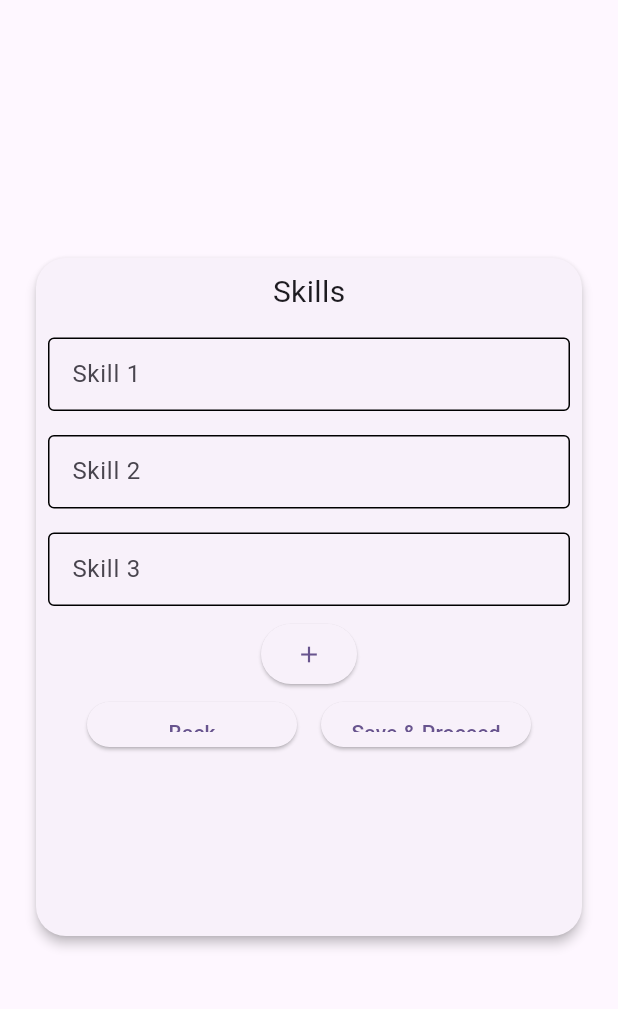
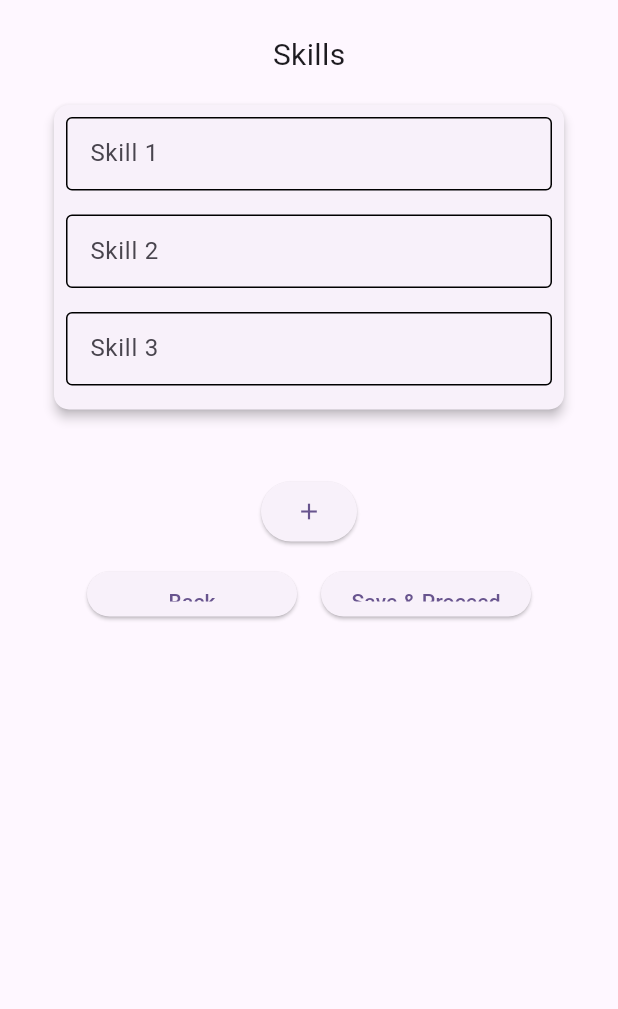
Before and after one commit to COS301-SE-2023/AI-CV-Generator, a Flutter app: the SkillsForm screen opened directly, on a phone screen of 412 x 824 dp, the part 63-1072 px from its top. Run offline on Flutter 3.47's test engine with Material 2 defaults, Android fonts, the phone set to English and light mode, and no system bars.

Commit message:
Update skills.dart

```diff
--- a/fe/lib/pages/skills.dart
+++ b/fe/lib/pages/skills.dart
@@ -37,31 +37,6 @@ class _SkillsFormState extends State<SkillsForm> {
   TextEditingController skill4 = TextEditingController();
   TextEditingController skill5 = TextEditingController();
 
-  @override
-  Widget build(BuildContext context) {
-    return Scaffold(
-      appBar: AppBar(
-        title: const Text(StringsSkill.appBarTitle),
-      ),
-      body: Center (
-        child: SizedBox(
-            width: 650,
-            height: 500,
-            child: Padding(
-              padding: const EdgeInsets.all(20.0),
-              child: Card(
-              shape: RoundedRectangleBorder(
-                borderRadius: BorderRadius.circular(20.0),
-              ),
-              elevation: 3,
-              child: _buildForm(),
-            ),
-          ),
-        ),
-      ),
-    );
-  }
-
   Widget titleSection=const Column (
       mainAxisAlignment: MainAxisAlignment.spaceAround,
       children: <Widget> [
@@ -75,7 +50,56 @@ class _SkillsFormState extends State<SkillsForm> {
           ),
         ),
       ],
+  );
+
+  @override
+  Widget build(BuildContext context) {
+    return Scaffold(
+      appBar: AppBar(
+        title: const Text(StringsSkill.appBarTitle),
+      ),
+      body: ListView(
+        children: [
+          titleSection,
+          Center (
+          child: SizedBox(
+            width: 650,
+            height: 250,
+            child: Padding(
+              padding: const EdgeInsets.fromLTRB(32, 7, 32, 32),
+              child: Card(
+                shape: RoundedRectangleBorder(
+                  borderRadius: BorderRadius.circular(10.0),
+                ),
+                elevation: 3,
+                child: _buildForm(),
+              ),
+            ),
+          ),
+        ),
+        Center (
+          child: Container (
+            padding: const EdgeInsets.all(8.0),
+            child: _buildAddButton(),
+          )
+        ),
+        Row(
+          mainAxisAlignment: MainAxisAlignment.center,
+          children: <Widget> [
+            Container(
+              padding: const EdgeInsets.all(8.0),
+              child: _buildBackButton(),
+            ),
+            Container(
+              padding: const EdgeInsets.all(8.0),
+              child: _buildSubmitButton(),
+            ),
+          ],
+        ),
+        ],
+      ),
     );
+  }
 
 
   Widget _buildForm() {
@@ -84,24 +108,9 @@ class _SkillsFormState extends State<SkillsForm> {
         child: Column(
           mainAxisAlignment: MainAxisAlignment.start,
           children: <Widget>[
-            titleSection,
             _buildSkillField1(),
             _buildSkillField2(),
             _buildSkillField3(),
-            _buildAddButton(),
-            Row(
-              mainAxisAlignment: MainAxisAlignment.center,
-              children: <Widget> [
-                Container(
-                  padding: const EdgeInsets.all(8.0),
-                  child: _buildBackButton(),
-                ),
-                Container(
-                  padding: const EdgeInsets.all(8.0),
-                  child: _buildSubmitButton(),
-                ),
-              ],
-            ),
           ],
         ));
   }
```
